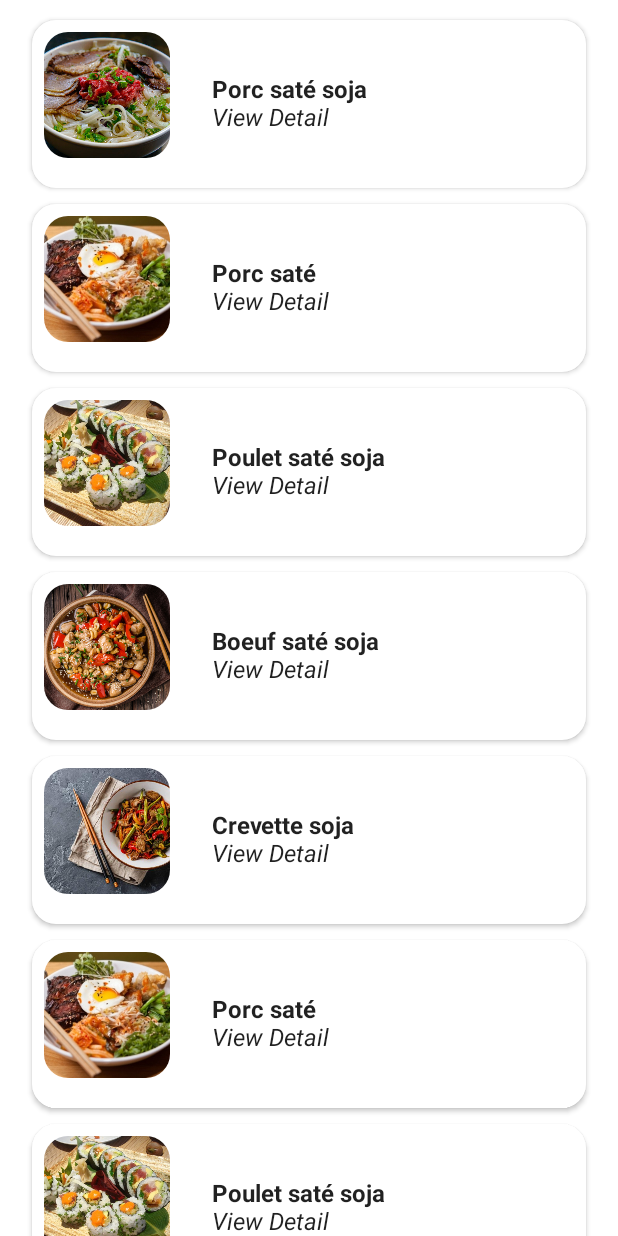
After one commit to ynov-lyon-mobilite/ymenu-android, an Android app built with Jetpack Compose: the composable YmenuHome shown on its own in the app's theme, on a phone screen of 412 x 824 dp. The commit adds this screen. Run offline under Robolectric (Android 15) with nearby library versions, the phone set to English and light mode, and no system bars; 1 statement that could not run was skipped.

Commit message:
dish list

```diff
--- /dev/null
+++ b/app/src/main/java/com/ynovlyon/ymenu/DishListItem.kt
@@ -0,0 +1,66 @@
+package com.ynovlyon.ymenu
+
+import android.text.Layout
+import androidx.compose.foundation.Image
+import androidx.compose.foundation.layout.*
+import androidx.compose.foundation.shape.CornerSize
+import androidx.compose.foundation.shape.RoundedCornerShape
+import androidx.compose.material.Card
+import androidx.compose.material.Text
+import androidx.compose.runtime.Composable
+import androidx.compose.ui.Alignment
+import androidx.compose.ui.Modifier
+import androidx.compose.ui.draw.clip
+import androidx.compose.ui.graphics.Color
+import androidx.compose.ui.layout.ContentScale
+import androidx.compose.ui.res.painterResource
+import androidx.compose.ui.text.font.FontStyle
+import androidx.compose.ui.text.font.FontWeight
+import androidx.compose.ui.unit.dp
+import com.ynovlyon.ymenu.data.Dish
+
+
+@Composable
+fun DishListItem(dish: Dish) {
+    Card(
+        modifier = Modifier
+            .padding(horizontal = 5.dp, vertical = 5.dp)
+            .fillMaxWidth(),
+        elevation = 2.dp,
+//        backgroundColor = Color.White,
+        shape = RoundedCornerShape(corner = CornerSize(16.dp)),
+    ) {
+        Row {
+            DishImage(dish = dish)
+            Column(
+                modifier = Modifier
+                    .padding(20.dp)
+                    .fillMaxWidth()
+                    .align(Alignment.CenterVertically)
+            ) {
+                Text(text = dish.title, fontWeight = FontWeight.Bold)
+                Text(text = "View Detail", fontStyle = FontStyle.Italic)
+            }
+            Column(
+                modifier = Modifier
+                    .fillMaxWidth()
+                    .align(Alignment.CenterVertically)
+            ) {
+                Text(text = dish.price)
+            }
+        }
+    }
+}
+
+@Composable
+fun DishImage(dish: Dish) {
+    Image(
+        painter = painterResource(id = dish.dishesPictId),
+        contentDescription = null,
+        contentScale = ContentScale.Crop,
+        modifier = Modifier
+            .padding(8.dp)
+            .size(84.dp)
+            .clip(RoundedCornerShape(corner = CornerSize(16.dp)))
+    )
+}
--- /dev/null
+++ b/app/src/main/java/com/ynovlyon/ymenu/YmenuHome.kt
@@ -0,0 +1,25 @@
+package com.ynovlyon.ymenu.ui.theme
+
+import androidx.compose.foundation.layout.PaddingValues
+import androidx.compose.foundation.lazy.LazyColumn
+import androidx.compose.foundation.lazy.items
+import androidx.compose.runtime.Composable
+import androidx.compose.runtime.remember
+import androidx.compose.ui.unit.dp
+import com.ynovlyon.ymenu.DishListItem
+import com.ynovlyon.ymenu.data.DataProvider
+
+@Composable
+fun YmenuHome() {
+    val dishes = remember { DataProvider.dishesList }
+    LazyColumn(
+        contentPadding = PaddingValues(horizontal = 16.dp, vertical = 8.dp),
+    ) {
+        items(
+            items = dishes,
+            itemContent = {
+                DishListItem(dish = it)
+            }
+        )
+    }
+}
--- /dev/null
+++ b/app/src/main/java/com/ynovlyon/ymenu/data/DataProvider.kt
@@ -0,0 +1,66 @@
+package com.ynovlyon.ymenu.data
+
+import com.ynovlyon.ymenu.R
+
+object DataProvider {
+
+    val dish =
+        Dish(
+            id = 1,
+            title = "Porc saté soja",
+            price = "12,5 €",
+            dishesPictId = R.drawable.p1,
+        )
+
+    val dishesList = listOf(
+        dish,
+        Dish(
+            id = 2,
+            title = "Porc saté ",
+            price = "12,5 €",
+            dishesPictId = R.drawable.p2,
+        ),
+        Dish(
+            id = 3,
+            title = "Poulet saté soja",
+            price = "12,5 €",
+            dishesPictId = R.drawable.p3,
+        ),
+        Dish(
+            id = 4,
+            title = "Boeuf saté soja",
+            price = "12,5 €",
+            dishesPictId = R.drawable.p4,
+        ),
+        Dish(
+            id = 5,
+            title = "Crevette soja",
+            price = "12,5 €",
+            dishesPictId = R.drawable.p5,
+        ),
+        Dish(
+            id = 2,
+            title = "Porc saté ",
+            price = "12,5 €",
+            dishesPictId = R.drawable.p2,
+        ),
+        Dish(
+            id = 3,
+            title = "Poulet saté soja",
+            price = "12,5 €",
+            dishesPictId = R.drawable.p3,
+        ),
+        Dish(
+            id = 4,
+            title = "Boeuf saté soja",
+            price = "12,5 €",
+            dishesPictId = R.drawable.p4,
+        ),
+        Dish(
+            id = 5,
+            title = "Crevette soja",
+            price = "12,5 €",
+            dishesPictId = R.drawable.p5,
+        ),
+    )
+}
--- /dev/null
+++ b/app/src/main/java/com/ynovlyon/ymenu/data/Dish.kt
@@ -0,0 +1,8 @@
+package com.ynovlyon.ymenu.data
+
+data class Dish (
+    val id: Int,
+    val title: String,
+    val price: String,
+    val dishesPictId: Int = 0,
+)
--- a/app/src/main/java/com/ynovlyon/ymenu/presentation/ui/theme/Theme.kt
+++ b/app/src/main/java/com/ynovlyon/ymenu/presentation/ui/theme/Theme.kt
@@ -10,7 +10,8 @@ import androidx.compose.ui.graphics.Color
 private val DarkColorPalette = darkColors(
     primary = YmenuOrange,
     primaryVariant = YmenuOrange,
-    secondary = YmenuRed
+    secondary = YmenuRed,
+    surface = graySurface,
 )
 
 private val LightColorPalette = lightColors(
--- /dev/null
+++ b/app/src/main/java/com/ynovlyon/ymenu/ui/theme/Color.kt
@@ -0,0 +1,9 @@
+package com.ynovlyon.ymenu.ui.theme
+
+import androidx.compose.ui.graphics.Color
+
+val Purple200 = Color(0xFFBB86FC)
+val Purple500 = Color(0xFF6200EE)
+val Purple700 = Color(0xFF3700B3)
+val Teal200 = Color(0xFF03DAC5)
+val graySurface = Color(0xFF202124)
```
Also changed, not shown: app/src/main/res/drawable/p1.jpg (added), app/src/main/res/drawable/p2.jpg (added), app/src/main/res/drawable/p3.jpg (added), app/src/main/res/drawable/p4.jpg (added), app/src/main/res/drawable/p5.jpg (added).
